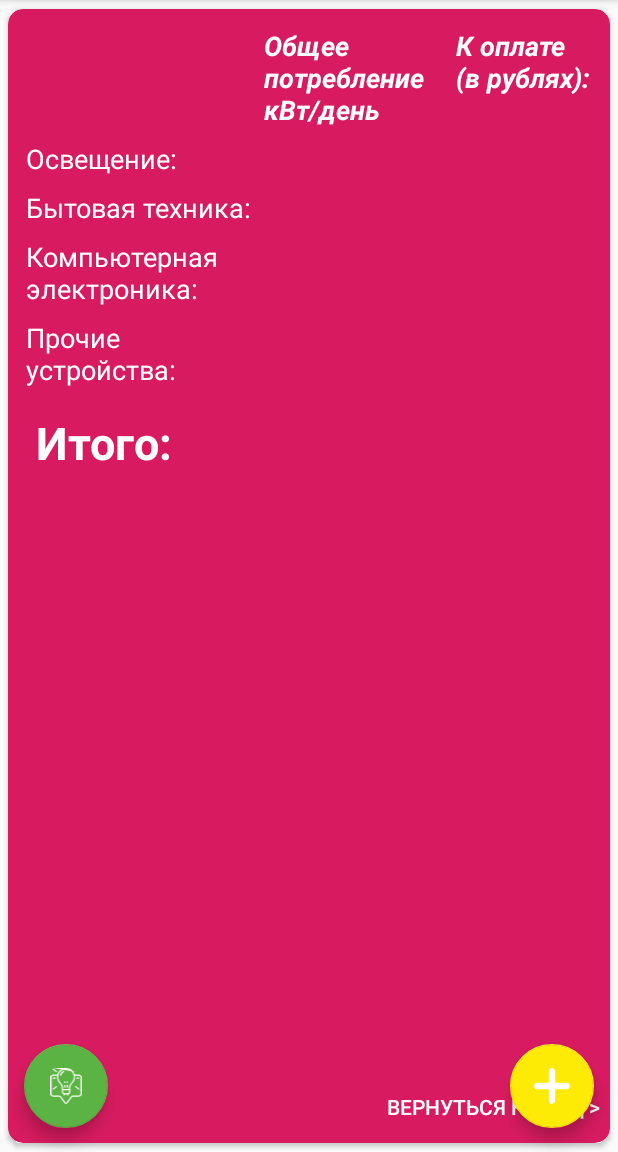
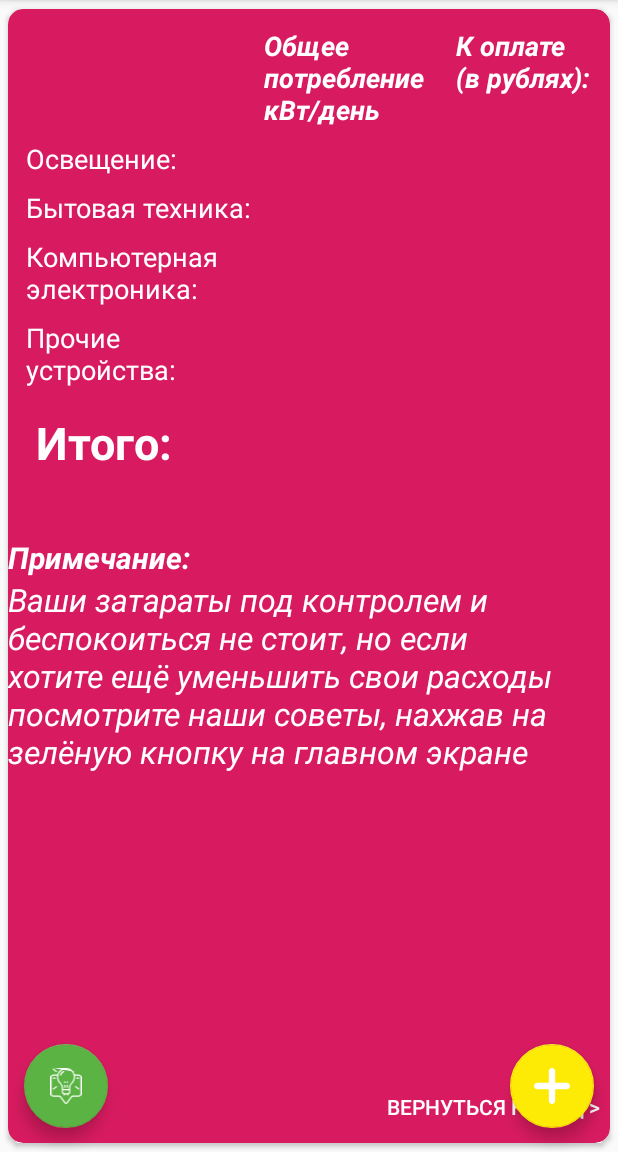
Before and after one commit to Grandman2003/Calce_app, an Android app: the fragment TipsFragment placed in its activity, on a phone screen of 412 x 824 dp, the part 84-1236 px from its top. Run offline under Robolectric (Android 15) with nearby library versions, the light colour scheme and no system bars.

Commit message:
Time to>>>

```diff
--- a/app/src/main/java/com/example/electricitymeal/TipsFragment.java
+++ b/app/src/main/java/com/example/electricitymeal/TipsFragment.java
@@ -47,6 +47,7 @@ public class TipsFragment extends Fragment {
     // the fragment initialization parameters, e.g. ARG_ITEM_NUMBER
     public TextView textView;
     private Button backbutton;
+    private TextView sovet;
     private TipsFragment fragment;
     private static final String ARG_PARAM1 = "param1";
     private static final String ARG_PARAM2 = "param2";
@@ -66,6 +67,7 @@ public class TipsFragment extends Fragment {
     private String mParam2;
     private Toolbar toolbar;
     private String resultation;
+    private int resultic;
     private OnFragmentInteractionListener mListener;
 
     public TipsFragment() {
@@ -117,6 +119,16 @@ public class TipsFragment extends Fragment {
         super.onViewCreated(view, savedInstanceState);
         textView=(TextView) view.findViewById(R.id.amount);
         toolbar=(Toolbar)getActivity().findViewById(R.id.toolbar);
+        sovet=(TextView)view.findViewById(R.id.samsovet);
+        if(resultic<20000){
+            sovet.setText("Ваши затараты под контролем и беспокоиться не стоит, но если хотите ещё" +
+                    " уменьшить свои расходы посмотрите наши советы," +
+                    " нахжав на зелёную кнопку на главном экране");
+        }else{
+            sovet.setText("К сожалению, у вас повышенные расходы.Чтобы как-то поправить" +
+                    " ситуацию обратитесь к разделу советы,который можно" +
+                    " открыть,нажав на зелённую кнопку на главном углу");
+        }
         textView.setText(resultation);
 
         //result fields
@@ -270,6 +282,7 @@ public class TipsFragment extends Fragment {
             rubl="0";
         }
         //textView.setText(Integer.parseInt(rubl) * sum + " руб.");
+        resultic=Integer.parseInt(rubl) * sum;
         resultation=Integer.parseInt(rubl) * sum + " руб.";
 
         /*if(Integer.parseInt(rubl)*sum>20000) {
--- a/app/src/main/res/layout/element.xml
+++ b/app/src/main/res/layout/element.xml
@@ -5,7 +5,7 @@
     android:layout_width="match_parent"
     android:layout_height="wrap_content"
     android:orientation="vertical"
-    app:cardBackgroundColor="@color/colorAccent"
+    app:cardBackgroundColor="@color/colorTools"
     app:cardCornerRadius="20dp"
     app:cardElevation="5dp"
     app:cardUseCompatPadding="true"
--- a/app/src/main/res/layout/fragment_tips.xml
+++ b/app/src/main/res/layout/fragment_tips.xml
@@ -219,6 +219,25 @@
                 android:textStyle="italic|bold" />
         </LinearLayout>
 
+        <TextView
+            android:id="@+id/textView5"
+            android:layout_width="match_parent"
+            android:layout_height="wrap_content"
+            android:text="Примечание:"
+            android:textAlignment="textStart"
+            android:textColor="#FFFFFF"
+            android:textSize="20sp"
+            android:textStyle="italic|bold" />
+
+        <TextView
+            android:id="@+id/samsovet"
+            android:textColor="#FFFFFF"
+            android:textSize="21sp"
+            android:textStyle="italic"
+            android:layout_width="match_parent"
+            android:layout_height="wrap_content"
+            android:text="Ваши затараты под контролем и беспокоиться не стоит, но если хотите ещё уменьшить свои расходы посмотрите наши советы, нахжав на зелёную кнопку на главном экране" />
+
     </LinearLayout>
 
     <Button
```
Also changed, not shown: app/src/main/java/com/example/electricitymeal/MainActivity.java (+20 -5 lines).
